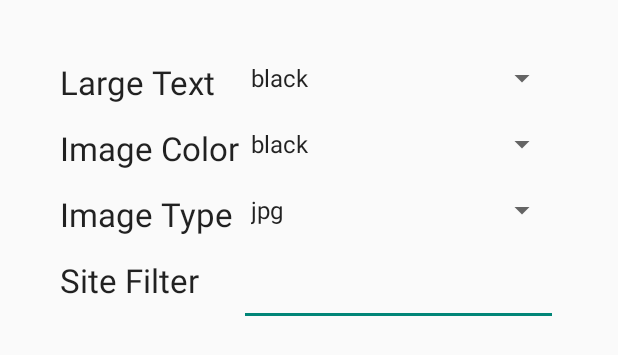
After one commit to qqibrow/ImageSearch, an Android app: the layout fragement_settings.xml on its own in the app's theme, with its tools: preview values and no code run, on a phone screen of 412 x 824 dp. The commit adds this screen. Shown: the top 355 px of the screen. Run offline under Robolectric (Android 15) with nearby library versions, the phone set to English and light mode, and no system bars.

Commit message:
finished the layout of advance filter

```diff
--- a/app/src/main/java/com/lniu/gridimagesearch/activities/ImageDisplayActivity.java
+++ b/app/src/main/java/com/lniu/gridimagesearch/activities/ImageDisplayActivity.java
@@ -47,4 +47,6 @@ public class ImageDisplayActivity extends ActionBarActivity {
 
         return super.onOptionsItemSelected(item);
     }
+
+
 }
--- a/app/src/main/java/com/lniu/gridimagesearch/activities/ImagesActivity.java
+++ b/app/src/main/java/com/lniu/gridimagesearch/activities/ImagesActivity.java
@@ -1,6 +1,7 @@
 package com.lniu.gridimagesearch.activities;
 
 import android.content.Intent;
+import android.support.v4.app.FragmentManager;
 import android.support.v7.app.ActionBarActivity;
 import android.os.Bundle;
 import android.view.Menu;
@@ -8,12 +9,12 @@ import android.view.MenuItem;
 import android.view.View;
 import android.widget.AdapterView;
 import android.widget.EditText;
-import android.widget.GridView;
 import android.widget.Toast;
 
 import com.etsy.android.grid.StaggeredGridView;
 import com.lniu.gridimagesearch.R;
 import com.lniu.gridimagesearch.adapters.ImageResultsAdapter;
+import com.lniu.gridimagesearch.dialogs.SettingsDialog;
 import com.lniu.gridimagesearch.listeners.EndlessScrollListener;
 import com.lniu.gridimagesearch.models.ImageResult;
 import com.loopj.android.http.AsyncHttpClient;
@@ -120,10 +121,17 @@ public class ImagesActivity extends ActionBarActivity {
 
         //noinspection SimplifiableIfStatement
         if (id == R.id.action_settings) {
+            showEditDialog();
             return true;
         }
 
         return super.onOptionsItemSelected(item);
+    }
+
+    private void showEditDialog() {
+        FragmentManager fm = getSupportFragmentManager();
+        SettingsDialog editNameDialog = SettingsDialog.newInstance("Settings");
+        editNameDialog.show(fm, "fragment_edit_name");
     }
 
     public void onImageSearch(View view) {
--- /dev/null
+++ b/app/src/main/java/com/lniu/gridimagesearch/dialogs/SettingsDialog.java
@@ -0,0 +1,38 @@
+package com.lniu.gridimagesearch.dialogs;
+
+import android.os.Bundle;
+import android.support.v4.app.DialogFragment;
+import android.view.LayoutInflater;
+import android.view.View;
+import android.view.ViewGroup;
+import android.view.WindowManager;
+import android.widget.EditText;
+
+import com.lniu.gridimagesearch.R;
+
+/**
+ * Created by lniu on 2/1/15.
+ */
+public class SettingsDialog extends DialogFragment {
+    private EditText mEditText;
+
+    public SettingsDialog() {
+        // Empty constructor required for DialogFragment
+    }
+
+    public static SettingsDialog newInstance(String title) {
+        SettingsDialog frag = new SettingsDialog();
+        Bundle args = new Bundle();
+        args.putString("title", title);
+        frag.setArguments(args);
+        return frag;
+    }
+
+    @Override
+    public View onCreateView(LayoutInflater inflater, ViewGroup container,
+                             Bundle savedInstanceState) {
+        View view = inflater.inflate(R.layout.fragement_settings, container);
+        getDialog().setTitle("Advanced Filters");
+        return view;
+    }
+}
--- a/app/src/main/java/com/lniu/gridimagesearch/models/Settings.java
+++ b/app/src/main/java/com/lniu/gridimagesearch/models/Settings.java
@@ -1,8 +1,5 @@
 package com.lniu.gridimagesearch.models;
 
-import java.lang.reflect.Array;
-import java.lang.reflect.Type;
-import java.util.ArrayList;
 import java.util.Arrays;
 import java.util.List;
 
--- /dev/null
+++ b/app/src/main/res/layout/fragement_settings.xml
@@ -0,0 +1,94 @@
+<?xml version="1.0" encoding="utf-8"?>
+<RelativeLayout xmlns:android="http://schemas.android.com/apk/res/android"
+    android:layout_width="fill_parent" android:layout_height="fill_parent"
+    android:padding="40dp"
+    >
+
+
+    <TextView
+        android:layout_width="wrap_content"
+        android:layout_height="wrap_content"
+        android:textAppearance="?android:attr/textAppearanceLarge"
+        android:text="Large Text"
+        android:id="@+id/tvSize"
+        android:layout_alignParentTop="true"
+        android:layout_alignParentLeft="true"
+        android:layout_alignParentStart="true" />
+
+    <Spinner
+        android:layout_width="wrap_content"
+        android:layout_height="wrap_content"
+        android:id="@+id/sperSize"
+        android:entries="@array/color_array"
+        android:layout_marginLeft="15dp"
+        android:layout_toRightOf="@id/tvSize"
+        android:layout_alignParentRight="true"
+        android:layout_alignParentEnd="true"
+        android:layout_marginBottom="20dp"/>
+
+    <TextView
+        android:layout_width="wrap_content"
+        android:layout_height="wrap_content"
+        android:textAppearance="?android:attr/textAppearanceLarge"
+        android:text="Image Color"
+        android:id="@+id/tvColor"
+        android:layout_below="@+id/sperSize"
+        android:layout_alignParentLeft="true"
+        android:layout_alignParentStart="true"
+   />
+
+    <Spinner
+        android:layout_width="wrap_content"
+        android:layout_height="wrap_content"
+        android:id="@+id/spnerColor"
+        android:entries="@array/color_array"
+        android:layout_below="@+id/sperSize"
+        android:layout_alignLeft="@+id/sperSize"
+        android:layout_alignParentRight="true"
+        android:layout_alignParentEnd="true"
+        android:layout_marginBottom="20dp"/>
+
+    <TextView
+        android:layout_width="wrap_content"
+        android:layout_height="wrap_content"
+        android:textAppearance="?android:attr/textAppearanceLarge"
+        android:text="Image Type"
+        android:id="@+id/tvImgType"
+        android:layout_below="@+id/spnerColor"
+        android:layout_alignParentLeft="true"
+        android:layout_alignParentStart="true"
+        />
+
+    <Spinner
+        android:layout_width="wrap_content"
+        android:layout_height="wrap_content"
+        android:id="@+id/spnerType"
+        android:entries="@array/type_array"
+        android:layout_below="@+id/spnerColor"
+        android:layout_alignLeft="@+id/sperSize"
+        android:layout_alignParentRight="true"
+        android:layout_alignParentEnd="true"
+        android:layout_marginBottom="20dp"/>
+
+    <TextView
+        android:layout_width="wrap_content"
+        android:layout_height="wrap_content"
+        android:textAppearance="?android:attr/textAppearanceLarge"
+        android:text="Site Filter"
+        android:id="@+id/tvSite"
+        android:layout_below="@+id/spnerType"
+        android:layout_alignParentLeft="true"
+        android:layout_alignParentStart="true"
+        />
+
+    <EditText
+        android:layout_width="wrap_content"
+        android:layout_height="wrap_content"
+        android:id="@+id/spnerSite"
+        android:layout_below="@+id/spnerType"
+        android:layout_alignLeft="@+id/spnerType"
+        android:layout_alignParentRight="true"
+        android:layout_alignParentEnd="true" />
+
+
+</RelativeLayout>
--- a/app/src/main/res/menu/menu_images.xml
+++ b/app/src/main/res/menu/menu_images.xml
@@ -1,6 +1,6 @@
 <menu xmlns:android="http://schemas.android.com/apk/res/android"
     xmlns:app="http://schemas.android.com/apk/res-auto"
     xmlns:tools="http://schemas.android.com/tools" tools:context=".ImagesActivity">
-    <item android:id="@+id/action_settings" android:title="@string/action_settings"
-        android:orderInCategory="100" app:showAsAction="never" />
+    <item android:id="@+id/action_settings" android:icon="@drawable/ic_action_setting"
+        android:title="@string/action_settings" app:showAsAction="ifRoom"/>
 </menu>
--- /dev/null
+++ b/app/src/main/res/values/arrays.xml
@@ -0,0 +1,32 @@
+<?xml version="1.0" encoding="utf-8"?>
+<resources>
+    <string-array name="color_array">
+        <item>black</item>
+        <item>blue</item>
+        <item>brown</item>
+        <item>gray</item>
+        <item>green</item>
+        <item>orange</item>
+        <item>pink</item>
+        <item>purple</item>
+        <item>red</item>
+        <item>white</item>
+        <item>yellow</item>
+    </string-array>
+
+    <string-array name="size_array">
+        <item>icon</item>
+        <item>small|medium|large|xlarge</item>
+        <item>xxlarge</item>
+        <item>huge</item>
+    </string-array>
+
+    <string-array name="type_array">
+        <item>jpg</item>
+        <item>png</item>
+        <item>gif</item>
+        <item>bmp</item>
+    </string-array>
+
+
+</resources>
```
Also changed, not shown: app/src/main/res/drawable-hdpi/ic_action_setting.png (added), app/src/main/res/drawable-mdpi/ic_action_setting.png (added), app/src/main/res/drawable-xhdpi/ic_action_setting.png (added), app/src/main/res/drawable-xxhdpi/ic_action_setting.png (added).
